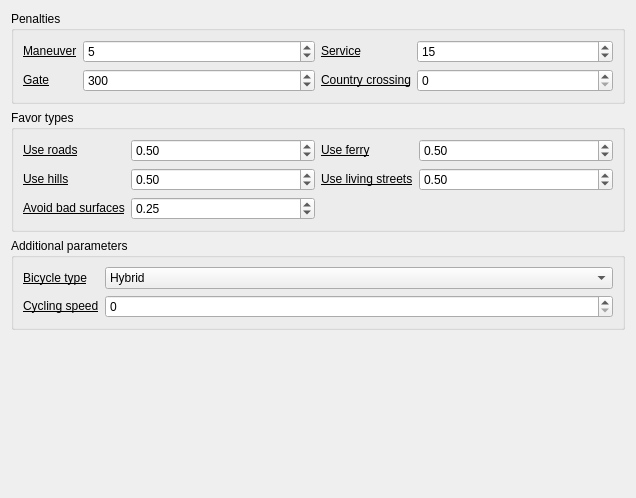
Above: valhalla/resources/ui/routing_settings_valhalla_bike_widget.ui from nilsnolde/valhalla-qgis-plugin before the change. Below: the same form after it.
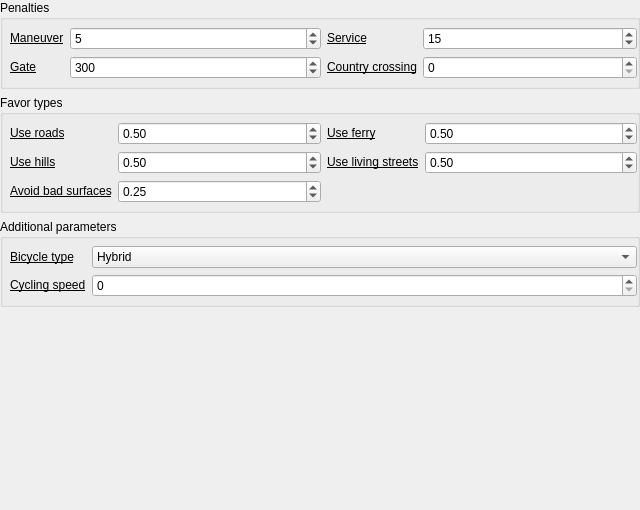
That is the form after the change. Custom widgets are drawn as their Qt base class.

Diff of the .ui file:
```diff
--- a/valhalla/resources/ui/routing_settings_valhalla_bike_widget.ui
+++ b/valhalla/resources/ui/routing_settings_valhalla_bike_widget.ui
@@ -6,14 +6,26 @@
    <rect>
     <x>0</x>
     <y>0</y>
-    <width>636</width>
-    <height>498</height>
+    <width>640</width>
+    <height>510</height>
    </rect>
   </property>
   <property name="windowTitle">
    <string>Form</string>
   </property>
   <layout class="QVBoxLayout" name="verticalLayout">
+   <property name="leftMargin">
+    <number>0</number>
+   </property>
+   <property name="topMargin">
+    <number>0</number>
+   </property>
+   <property name="rightMargin">
+    <number>0</number>
+   </property>
+   <property name="bottomMargin">
+    <number>0</number>
+   </property>
    <item>
     <widget class="QgsCollapsibleGroupBox" name="penalties">
      <property name="toolTip">
@@ -23,6 +35,18 @@
       <string>Penalties</string>
      </property>
      <layout class="QHBoxLayout" name="horizontalLayout_8">
+      <property name="leftMargin">
+       <number>7</number>
+      </property>
+      <property name="topMargin">
+       <number>7</number>
+      </property>
+      <property name="rightMargin">
+       <number>0</number>
+      </property>
+      <property name="bottomMargin">
+       <number>7</number>
+      </property>
       <item>
        <layout class="QFormLayout" name="penalties_column_1">
         <item row="0" column="0">
@@ -31,7 +55,7 @@
            <string>&lt;html&gt;&lt;head/&gt;&lt;body&gt;&lt;p&gt;A penalty applied when transitioning between roads that do not have consistent naming–in other words, no road names in common.&lt;/p&gt;&lt;/body&gt;&lt;/html&gt;</string>
           </property>
           <property name="text">
-           <string>&lt;html&gt;&lt;head/&gt;&lt;body&gt;&lt;p&gt;&lt;a href=&quot;https://github.com/valhalla/valhalla/blob/master/docs/api/turn-by-turn/api-reference.md#automobile-and-bus-costing-options&quot;&gt;&lt;span style=&quot; text-decoration: underline; color:#000000;&quot;&gt;Maneuver&lt;/span&gt;&lt;/a&gt;&lt;/p&gt;&lt;/body&gt;&lt;/html&gt;</string>
+           <string>&lt;html&gt;&lt;head/&gt;&lt;body&gt;&lt;p&gt;&lt;a href=&quot;https://valhalla.github.io/valhalla/api/turn-by-turn/api-reference.md#automobile-and-bus-costing-options&quot;&gt;&lt;span style=&quot; text-decoration: underline; color:#000000;&quot;&gt;Maneuver&lt;/span&gt;&lt;/a&gt;&lt;/p&gt;&lt;/body&gt;&lt;/html&gt;</string>
           </property>
           <property name="openExternalLinks">
            <bool>true</bool>
@@ -54,7 +78,7 @@
            <string>&lt;html&gt;&lt;head/&gt;&lt;body&gt;&lt;p&gt;A penalty applied when a gate with no access information is on the road.&lt;/p&gt;&lt;/body&gt;&lt;/html&gt;</string>
           </property>
           <property name="text">
-           <string>&lt;html&gt;&lt;head/&gt;&lt;body&gt;&lt;p&gt;&lt;a href=&quot;https://github.com/valhalla/valhalla/blob/master/docs/api/turn-by-turn/api-reference.md#automobile-and-bus-costing-options&quot;&gt;&lt;span style=&quot; text-decoration: underline; color:#000000;&quot;&gt;Gate&lt;/span&gt;&lt;/a&gt;&lt;/p&gt;&lt;/body&gt;&lt;/html&gt;</string>
+           <string>&lt;html&gt;&lt;head/&gt;&lt;body&gt;&lt;p&gt;&lt;a href=&quot;https://valhalla.github.io/valhalla/api/turn-by-turn/api-reference.md#automobile-and-bus-costing-options&quot;&gt;&lt;span style=&quot; text-decoration: underline; color:#000000;&quot;&gt;Gate&lt;/span&gt;&lt;/a&gt;&lt;/p&gt;&lt;/body&gt;&lt;/html&gt;</string>
           </property>
           <property name="openExternalLinks">
            <bool>true</bool>
@@ -81,7 +105,7 @@
            <string>&lt;html&gt;&lt;head/&gt;&lt;body&gt;&lt;p&gt;A penalty applied for transition to generic service road. &lt;/p&gt;&lt;/body&gt;&lt;/html&gt;</string>
           </property>
           <property name="text">
-           <string>&lt;html&gt;&lt;head/&gt;&lt;body&gt;&lt;p&gt;&lt;a href=&quot;https://github.com/valhalla/valhalla/blob/master/docs/api/turn-by-turn/api-reference.md#automobile-and-bus-costing-options&quot;&gt;&lt;span style=&quot; text-decoration: underline; color:#000000;&quot;&gt;Service&lt;/span&gt;&lt;/a&gt;&lt;/p&gt;&lt;/body&gt;&lt;/html&gt;</string>
+           <string>&lt;html&gt;&lt;head/&gt;&lt;body&gt;&lt;p&gt;&lt;a href=&quot;https://valhalla.github.io/valhalla/api/turn-by-turn/api-reference.md#automobile-and-bus-costing-options&quot;&gt;&lt;span style=&quot; text-decoration: underline; color:#000000;&quot;&gt;Service&lt;/span&gt;&lt;/a&gt;&lt;/p&gt;&lt;/body&gt;&lt;/html&gt;</string>
           </property>
           <property name="openExternalLinks">
            <bool>true</bool>
@@ -104,7 +128,7 @@
            <string>&lt;html&gt;&lt;head/&gt;&lt;body&gt;&lt;table border=&quot;0&quot; style=&quot; margin-top:0px; margin-bottom:0px; margin-left:0px; margin-right:0px;&quot; cellspacing=&quot;2&quot; cellpadding=&quot;0&quot;&gt;&lt;tr&gt;&lt;td/&gt;&lt;td&gt;&lt;p&gt;A penalty applied for a country crossing.&lt;/p&gt;&lt;/td&gt;&lt;/tr&gt;&lt;/table&gt;&lt;/body&gt;&lt;/html&gt;</string>
           </property>
           <property name="text">
-           <string>&lt;html&gt;&lt;head/&gt;&lt;body&gt;&lt;p&gt;&lt;a href=&quot;https://github.com/valhalla/valhalla/blob/master/docs/api/turn-by-turn/api-reference.md#automobile-and-bus-costing-options&quot;&gt;&lt;span style=&quot; text-decoration: underline; color:#000000;&quot;&gt;Country crossing&lt;/span&gt;&lt;/a&gt;&lt;/p&gt;&lt;/body&gt;&lt;/html&gt;</string>
+           <string>&lt;html&gt;&lt;head/&gt;&lt;body&gt;&lt;p&gt;&lt;a href=&quot;https://valhalla.github.io/valhalla/api/turn-by-turn/api-reference.md#automobile-and-bus-costing-options&quot;&gt;&lt;span style=&quot; text-decoration: underline; color:#000000;&quot;&gt;Country crossing&lt;/span&gt;&lt;/a&gt;&lt;/p&gt;&lt;/body&gt;&lt;/html&gt;</string>
           </property>
           <property name="openExternalLinks">
            <bool>true</bool>
@@ -132,6 +156,18 @@
       <string>Favor types</string>
      </property>
      <layout class="QHBoxLayout" name="horizontalLayout_7">
+      <property name="leftMargin">
+       <number>7</number>
+      </property>
+      <property name="topMargin">
+       <number>7</number>
+      </property>
+      <property name="rightMargin">
+       <number>0</number>
+      </property>
+      <property name="bottomMargin">
+       <number>7</number>
+      </property>
       <item>
        <layout class="QFormLayout" name="formLayout_5">
         <item row="0" column="0">
@@ -140,7 +176,7 @@
            <string>&lt;html&gt;&lt;head/&gt;&lt;body&gt;&lt;p&gt;A cyclist's propensity to use roads alongside other vehicles. This is a range of values from 0 to 1, where 0 attempts to avoid roads and stay on cycleways and paths, and 1 indicates the rider is more comfortable riding on roads. Based on the &lt;span style=&quot; font-family:'.SF NS Mono';&quot;&gt;use_roads&lt;/span&gt; factor, roads with certain classifications and higher speeds are penalized in an attempt to avoid them when finding the best path.&lt;/p&gt;&lt;/body&gt;&lt;/html&gt;</string>
           </property>
           <property name="text">
-           <string>&lt;html&gt;&lt;head/&gt;&lt;body&gt;&lt;p&gt;&lt;a href=&quot;https://github.com/valhalla/valhalla/blob/master/docs/api/turn-by-turn/api-reference.md#bicycle-costing-options&quot;&gt;&lt;span style=&quot; text-decoration: underline; color:#000000;&quot;&gt;Use roads&lt;/span&gt;&lt;/a&gt;&lt;/p&gt;&lt;/body&gt;&lt;/html&gt;</string>
+           <string>&lt;html&gt;&lt;head/&gt;&lt;body&gt;&lt;p&gt;&lt;a href=&quot;https://valhalla.github.io/valhalla/api/turn-by-turn/api-reference.md#bicycle-costing-options&quot;&gt;&lt;span style=&quot; text-decoration: underline; color:#000000;&quot;&gt;Use roads&lt;/span&gt;&lt;/a&gt;&lt;/p&gt;&lt;/body&gt;&lt;/html&gt;</string>
           </property>
          </widget>
         </item>
@@ -150,7 +186,7 @@
            <string>&lt;html&gt;&lt;head/&gt;&lt;body&gt;&lt;p&gt;A cyclist's desire to tackle hills in their routes. This is a range of values from 0 to 1, where 0 attempts to avoid hills and steep grades even if it means a longer (time and distance) path, while 1 indicates the rider does not fear hills and steeper grades. Based on the &lt;span style=&quot; font-family:'.SF NS Mono';&quot;&gt;use_hills&lt;/span&gt; factor, penalties are applied to roads based on elevation change and grade. These penalties help the path avoid hilly roads in favor of flatter roads or less steep grades where available.&lt;/p&gt;&lt;/body&gt;&lt;/html&gt;</string>
           </property>
           <property name="text">
-           <string>&lt;html&gt;&lt;head/&gt;&lt;body&gt;&lt;p&gt;&lt;a href=&quot;https://github.com/valhalla/valhalla/blob/master/docs/api/turn-by-turn/api-reference.md#bicycle-costing-options&quot;&gt;&lt;span style=&quot; text-decoration: underline; color:#000000;&quot;&gt;Use hills&lt;/span&gt;&lt;/a&gt;&lt;/p&gt;&lt;/body&gt;&lt;/html&gt;</string>
+           <string>&lt;html&gt;&lt;head/&gt;&lt;body&gt;&lt;p&gt;&lt;a href=&quot;https://valhalla.github.io/valhalla/turn-by-turn/api-reference.md#bicycle-costing-options&quot;&gt;&lt;span style=&quot; text-decoration: underline; color:#000000;&quot;&gt;Use hills&lt;/span&gt;&lt;/a&gt;&lt;/p&gt;&lt;/body&gt;&lt;/html&gt;</string>
           </property>
          </widget>
         </item>
@@ -202,7 +238,7 @@
            <string>&lt;html&gt;&lt;head/&gt;&lt;body&gt;&lt;p&gt;This value is meant to represent how much a cyclist wants to avoid roads with poor surfaces relative to the bicycle type being used. This is a range of values between 0 and 1. When the value is 0, there is no penalization of roads with different surface types; only bicycle speed on each surface is taken into account. As the value approaches 1, roads with poor surfaces for the bike are penalized heavier so that they are only taken if they significantly improve travel time. When the value is equal to 1, all bad surfaces are completely disallowed from routing, including start and end points.&lt;/p&gt;&lt;/body&gt;&lt;/html&gt;</string>
           </property>
           <property name="text">
-           <string>&lt;html&gt;&lt;head/&gt;&lt;body&gt;&lt;p&gt;&lt;a href=&quot;https://github.com/valhalla/valhalla/blob/master/docs/api/turn-by-turn/api-reference.md#bicycle-costing-options&quot;&gt;&lt;span style=&quot; text-decoration: underline; color:#000000;&quot;&gt;Avoid bad surfaces&lt;/span&gt;&lt;/a&gt;&lt;/p&gt;&lt;/body&gt;&lt;/html&gt;</string>
+           <string>&lt;html&gt;&lt;head/&gt;&lt;body&gt;&lt;p&gt;&lt;a href=&quot;https://valhalla.github.io/valhalla/turn-by-turn/api-reference.md#bicycle-costing-options&quot;&gt;&lt;span style=&quot; text-decoration: underline; color:#000000;&quot;&gt;Avoid bad surfaces&lt;/span&gt;&lt;/a&gt;&lt;/p&gt;&lt;/body&gt;&lt;/html&gt;</string>
           </property>
          </widget>
         </item>
@@ -242,7 +278,7 @@
            <string>&lt;html&gt;&lt;head/&gt;&lt;body&gt;&lt;p&gt;This value indicates the willingness to take ferries.&lt;/p&gt;&lt;/body&gt;&lt;/html&gt;</string>
           </property>
           <property name="text">
-           <string>&lt;html&gt;&lt;head/&gt;&lt;body&gt;&lt;p&gt;&lt;a href=&quot;https://github.com/valhalla/valhalla/blob/master/docs/api/turn-by-turn/api-reference.md#bicycle-costing-options&quot;&gt;&lt;span style=&quot; text-decoration: underline; color:#000000;&quot;&gt;Use ferry&lt;/span&gt;&lt;/a&gt;&lt;/p&gt;&lt;/body&gt;&lt;/html&gt;</string>
+           <string>&lt;html&gt;&lt;head/&gt;&lt;body&gt;&lt;p&gt;&lt;a href=&quot;https://valhalla.github.io/valhalla/turn-by-turn/api-reference.md#bicycle-costing-options&quot;&gt;&lt;span style=&quot; text-decoration: underline; color:#000000;&quot;&gt;Use ferry&lt;/span&gt;&lt;/a&gt;&lt;/p&gt;&lt;/body&gt;&lt;/html&gt;</string>
           </property>
          </widget>
         </item>
@@ -252,7 +288,7 @@
            <string>&lt;html&gt;&lt;head/&gt;&lt;body&gt;&lt;p&gt;This value indicates the willingness to take living streets. This is a range of values between 0 and 1. Values near 0 attempt to avoid living streets and values from 0.5 to 1 will currently have no effect on route selection. &lt;/p&gt;&lt;/body&gt;&lt;/html&gt;</string>
           </property>
           <property name="text">
-           <string>&lt;html&gt;&lt;head/&gt;&lt;body&gt;&lt;p&gt;&lt;a href=&quot;https://github.com/valhalla/valhalla/blob/master/docs/api/turn-by-turn/api-reference.md#bicycle-costing-options&quot;&gt;&lt;span style=&quot; text-decoration: underline; color:#000000;&quot;&gt;Use living streets&lt;/span&gt;&lt;/a&gt;&lt;/p&gt;&lt;/body&gt;&lt;/html&gt;</string>
+           <string>&lt;html&gt;&lt;head/&gt;&lt;body&gt;&lt;p&gt;&lt;a href=&quot;https://valhalla.github.io/valhalla/api/turn-by-turn/api-reference.md#bicycle-costing-options&quot;&gt;&lt;span style=&quot; text-decoration: underline; color:#000000;&quot;&gt;Use living streets&lt;/span&gt;&lt;/a&gt;&lt;/p&gt;&lt;/body&gt;&lt;/html&gt;</string>
           </property>
          </widget>
         </item>
@@ -267,13 +303,25 @@
       <string>Additional parameters</string>
      </property>
      <layout class="QFormLayout" name="formLayout_4">
+      <property name="leftMargin">
+       <number>7</number>
+      </property>
+      <property name="topMargin">
+       <number>7</number>
+      </property>
+      <property name="rightMargin">
+       <number>0</number>
+      </property>
+      <property name="bottomMargin">
+       <number>7</number>
+      </property>
       <item row="0" column="0">
        <widget class="QLabel" name="bicycle_type_label">
         <property name="toolTip">
          <string>&lt;html&gt;&lt;head/&gt;&lt;body&gt;&lt;p&gt;The type of bicycle.&lt;/p&gt;&lt;ul style=&quot;margin-top: 0px; margin-bottom: 0px; margin-left: 0px; margin-right: 0px; -qt-list-indent: 1;&quot;&gt;&lt;li style=&quot; margin-top:12px; margin-bottom:0px; margin-left:0px; margin-right:0px; -qt-block-indent:0; text-indent:0px;&quot;&gt;&lt;span style=&quot; font-family:'.SF NS Mono';&quot;&gt;Road&lt;/span&gt;: a road-style bicycle with narrow tires that is generally lightweight and designed for speed on paved surfaces. &lt;/li&gt;&lt;li style=&quot; margin-top:0px; margin-bottom:0px; margin-left:0px; margin-right:0px; -qt-block-indent:0; text-indent:0px;&quot;&gt;&lt;span style=&quot; font-family:'.SF NS Mono';&quot;&gt;Hybrid&lt;/span&gt;: a bicycle made mostly for city riding or casual riding on roads and paths with good surfaces.&lt;/li&gt;&lt;li style=&quot; margin-top:0px; margin-bottom:0px; margin-left:0px; margin-right:0px; -qt-block-indent:0; text-indent:0px;&quot;&gt;&lt;span style=&quot; font-family:'.SF NS Mono';&quot;&gt;Cross&lt;/span&gt;: a cyclo-cross bicycle, which is similar to a road bicycle but with wider tires suitable to rougher surfaces.&lt;/li&gt;&lt;li style=&quot; margin-top:0px; margin-bottom:12px; margin-left:0px; margin-right:0px; -qt-block-indent:0; text-indent:0px;&quot;&gt;&lt;span style=&quot; font-family:'.SF NS Mono';&quot;&gt;Mountain&lt;/span&gt;: a mountain bicycle suitable for most surfaces but generally heavier and slower on paved surfaces.&lt;/li&gt;&lt;/ul&gt;&lt;/body&gt;&lt;/html&gt;</string>
         </property>
         <property name="text">
-         <string>&lt;html&gt;&lt;head/&gt;&lt;body&gt;&lt;p&gt;&lt;a href=&quot;https://github.com/valhalla/valhalla/blob/master/docs/api/turn-by-turn/api-reference.md#bicycle-costing-options&quot;&gt;&lt;span style=&quot; text-decoration: underline; color:#000000;&quot;&gt;Bicycle type&lt;/span&gt;&lt;/a&gt;&lt;/p&gt;&lt;/body&gt;&lt;/html&gt;</string>
+         <string>&lt;html&gt;&lt;head/&gt;&lt;body&gt;&lt;p&gt;&lt;a href=&quot;https://valhalla.github.io/valhalla/turn-by-turn/api-reference.md#bicycle-costing-options&quot;&gt;&lt;span style=&quot; text-decoration: underline; color:#000000;&quot;&gt;Bicycle type&lt;/span&gt;&lt;/a&gt;&lt;/p&gt;&lt;/body&gt;&lt;/html&gt;</string>
         </property>
        </widget>
       </item>
@@ -310,7 +358,7 @@
          <string>&lt;html&gt;&lt;head/&gt;&lt;body&gt;&lt;p&gt;Cycling speed is the average travel speed along smooth, flat roads. This is meant to be the speed a rider can comfortably maintain over the desired distance of the route. It can be modified (in the costing method) by surface type in conjunction with bicycle type and (coming soon) by hilliness of the road section. When no speed is specifically provided, the default speed is determined by the bicycle type and are as follows: Road = 25 KPH (15.5 MPH), Cross = 20 KPH (13 MPH), Hybrid/City = 18 KPH (11.5 MPH), and Mountain = 16 KPH (10 MPH).&lt;/p&gt;&lt;/body&gt;&lt;/html&gt;</string>
         </property>
         <property name="text">
-         <string>&lt;html&gt;&lt;head/&gt;&lt;body&gt;&lt;p&gt;&lt;a href=&quot;https://github.com/valhalla/valhalla/blob/master/docs/api/turn-by-turn/api-reference.md#bicycle-costing-options&quot;&gt;&lt;span style=&quot; text-decoration: underline; color:#000000;&quot;&gt;Cycling speed&lt;/span&gt;&lt;/a&gt;&lt;/p&gt;&lt;/body&gt;&lt;/html&gt;</string>
+         <string>&lt;html&gt;&lt;head/&gt;&lt;body&gt;&lt;p&gt;&lt;a href=&quot;https://valhalla.github.io/valhalla/api/turn-by-turn/api-reference.md#bicycle-costing-options&quot;&gt;&lt;span style=&quot; text-decoration: underline; color:#000000;&quot;&gt;Cycling speed&lt;/span&gt;&lt;/a&gt;&lt;/p&gt;&lt;/body&gt;&lt;/html&gt;</string>
         </property>
        </widget>
       </item>
```
Left out of the diff: 9 changed lines with no effect on the pictures.
